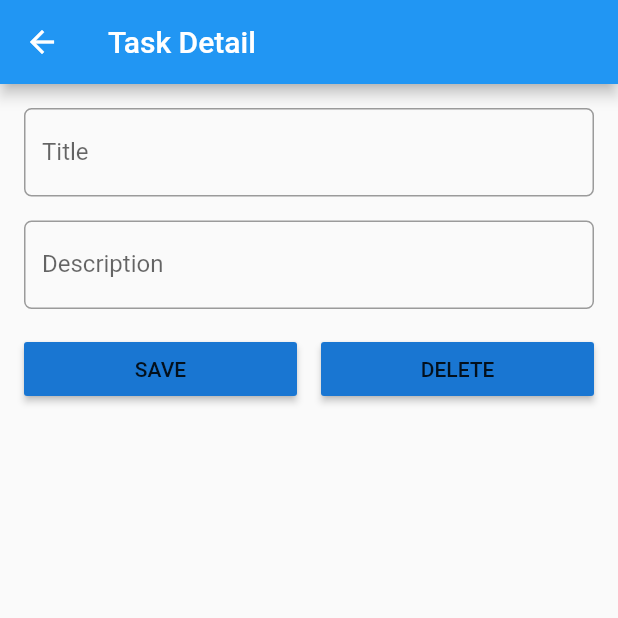
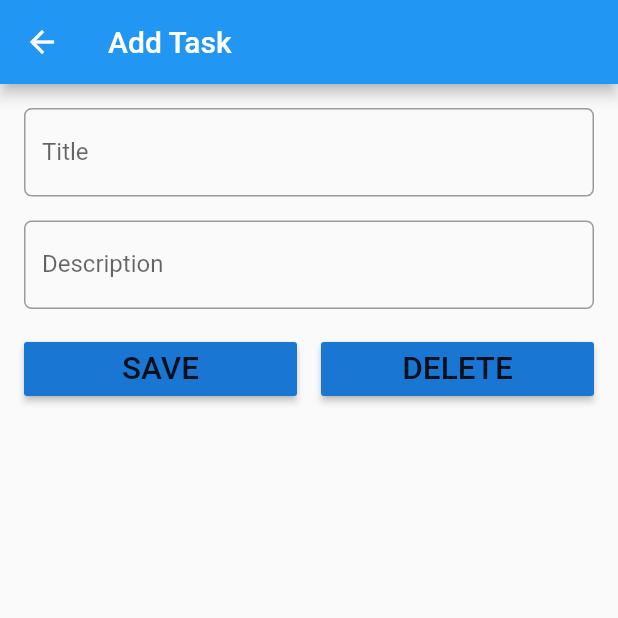
Before and after one commit to ioncelciuc/to_do_list_2, a Flutter app: the screen it shows after launch, after a tap on the "add" icon, on a phone screen of 412 x 824 dp, the top half of it. Run offline on Flutter 3.47's test engine with Material 2 defaults, Android fonts, the phone set to English and light mode, and no system bars; our stand-ins replace sqflite; accounts and stored records are empty.

```diff
--- a/lib/pages/task_detail.dart
+++ b/lib/pages/task_detail.dart
@@ -1,16 +1,33 @@
 import 'package:flutter/material.dart';
+import 'package:to_do_list_2/models/task.dart';
+import 'package:to_do_list_2/utils/database_helper.dart';
 
 class TaskDetail extends StatefulWidget {
+  final Task task;
+  final String title;
+
+  TaskDetail({this.task, this.title});
+
   @override
-  _TaskDetailState createState() => _TaskDetailState();
+  _TaskDetailState createState() => _TaskDetailState(task: task, title: title);
 }
 
 class _TaskDetailState extends State<TaskDetail> {
   TextEditingController titleController = TextEditingController();
   TextEditingController descriptionController = TextEditingController();
 
+  Task task;
+  String title;
+
+  _TaskDetailState({this.task, this.title});
+
+  DatabaseHelper databaseHelper = DatabaseHelper();
+
   @override
   Widget build(BuildContext context) {
+    titleController.text = task.title;
+    descriptionController.text = task.description;
+
     return WillPopScope(
       onWillPop: () {
         navigateToLastScreen();
@@ -18,7 +35,7 @@ class _TaskDetailState extends State<TaskDetail> {
       },
       child: Scaffold(
         appBar: AppBar(
-          title: Text('Task Detail'),
+          title: Text(title),
           leading: IconButton(
             icon: Icon(Icons.arrow_back),
             onPressed: () {
@@ -61,8 +78,12 @@ class _TaskDetailState extends State<TaskDetail> {
                     Expanded(
                       flex: 1,
                       child: RaisedButton(
-                        onPressed: () {},
-                        child: Text('SAVE'),
+                        onPressed: () {
+                          task.title = titleController.text;
+                          task.description = descriptionController.text;
+                          _save(context, task);
+                        },
+                        child: Text('SAVE', textScaleFactor: 1.5),
                         color: Theme.of(context).primaryColorDark,
                       ),
                     ),
@@ -70,8 +91,10 @@ class _TaskDetailState extends State<TaskDetail> {
                     Expanded(
                       flex: 1,
                       child: RaisedButton(
-                        onPressed: () {},
-                        child: Text('DELETE'),
+                        onPressed: () {
+                          _delete(task.id);
+                        },
+                        child: Text('DELETE', textScaleFactor: 1.5),
                         color: Theme.of(context).primaryColorDark,
                       ),
                     ),
@@ -88,4 +111,42 @@ class _TaskDetailState extends State<TaskDetail> {
   void navigateToLastScreen() {
     Navigator.pop(context, true);
   }
+
+  void _save(BuildContext context, Task task) async {
+    navigateToLastScreen();
+    int result;
+    if (task.id == null) {
+      result = await databaseHelper.insertTask(task);
+    } else {
+      result = await databaseHelper.updateTask(task);
+    }
+    if (result != 0) {
+      _showAlertDialog('Status', 'Task saved successfully');
+    } else {
+      _showAlertDialog('Status', 'Error occurred while saving Task');
+    }
+  }
+
+  void _delete(int id) async {
+    navigateToLastScreen();
+    if (id == null) {
+      _showAlertDialog('Status', 'New note was deleted');
+      return;
+    }
+    int response = await databaseHelper.deleteTask(id);
+    if (response != 0) {
+      _showAlertDialog('Status', 'Note deleted successfully');
+    } else {
+      _showAlertDialog('Status', 'Error occurred while deleting note');
+    }
+  }
+
+  void _showAlertDialog(String title, String message) {
+    AlertDialog alertDialog = AlertDialog(
+      title: Text(title),
+      content: Text(message),
+    );
+    showDialog(context: context, builder: (_) => alertDialog);
+  }
+
 }
--- a/lib/pages/task_list.dart
+++ b/lib/pages/task_list.dart
@@ -1,5 +1,8 @@
 import 'package:flutter/material.dart';
+import 'package:sqflite/sqflite.dart';
+import 'package:to_do_list_2/models/task.dart';
 import 'package:to_do_list_2/pages/task_detail.dart';
+import 'package:to_do_list_2/utils/database_helper.dart';
 
 class TaskList extends StatefulWidget {
   @override
@@ -7,10 +10,17 @@ class TaskList extends StatefulWidget {
 }
 
 class _TaskListState extends State<TaskList> {
-  int count = 20;
+  DatabaseHelper databaseHelper = DatabaseHelper();
+  List<Task> taskList;
+  int count = 0;
 
   @override
   Widget build(BuildContext context) {
+    if (taskList == null) {
+      taskList = List<Task>();
+      updateListView();
+    }
+
     return Scaffold(
       appBar: AppBar(
         title: Text('Task List'),
@@ -24,16 +34,16 @@ class _TaskListState extends State<TaskList> {
               color: Colors.white,
               elevation: 2.0,
               child: ListTile(
-                title: Text('Titlu'),
-                subtitle: Text('Descriere'),
+                title: Text(this.taskList[index].title, maxLines: 1),
+                subtitle: Text(this.taskList[index].description, maxLines: 1),
                 trailing: IconButton(
                   icon: Icon(Icons.delete),
                   onPressed: () {
-                    print('apasat pe delete');
+                    _delete(context, this.taskList[index].id);
                   },
                 ),
                 onTap: () {
-                  navigateToDetail();
+                  navigateToDetail(taskList[index], 'Edit Task');
                 },
               ),
             ),
@@ -42,18 +52,58 @@ class _TaskListState extends State<TaskList> {
       ),
       floatingActionButton: FloatingActionButton(
         onPressed: () {
-          navigateToDetail();
+          navigateToDetail(Task('', ''), 'Add Task');
         },
         child: Icon(Icons.add),
+        tooltip: 'Add Task',
       ),
     );
   }
 
-  void navigateToDetail() async{
+  void navigateToDetail(Task task, String title) async {
     bool response = await Navigator.push(
       context,
-      MaterialPageRoute(builder: (context) => TaskDetail()),
+      MaterialPageRoute(
+          builder: (context) => TaskDetail(
+                task: task,
+                title: title,
+              )),
     );
-    print(response == true ? 'merge' : 'NU merge');
+    if (response == true)
+      updateListView();
+    else
+      _showSnackBar(context, 'Unexpected error occurred');
+  }
+
+  void updateListView() async {
+    final Future<Database> dbFuture = databaseHelper.initializeDatabase();
+    dbFuture.then((database) {
+      Future<List<Task>> taskListFuture = databaseHelper.getTaskList();
+      taskListFuture.then((taskList) {
+        setState(() {
+          this.taskList = taskList;
+          this.count = taskList.length;
+        });
+      });
+    });
+  }
+
+  void _showSnackBar(BuildContext context, String message) {
+    final SnackBar snackBar = SnackBar(
+      content: Text(message),
+      duration: Duration(seconds: 1),
+    );
+    Scaffold.of(context).showSnackBar(snackBar);
+  }
+
+  void _delete(BuildContext context, int id) async {
+    int result = await databaseHelper.deleteTask(id);
+    if (result != 0) {
+      _showSnackBar(context, 'Task deleted successfully');
+      updateListView();
+    } else {
+      _showSnackBar(context, 'Error occurred while deleting task');
+      updateListView();
+    }
   }
 }
```
Also changed, not shown: lib/utils/database_helper.dart (+6 -7 lines).
